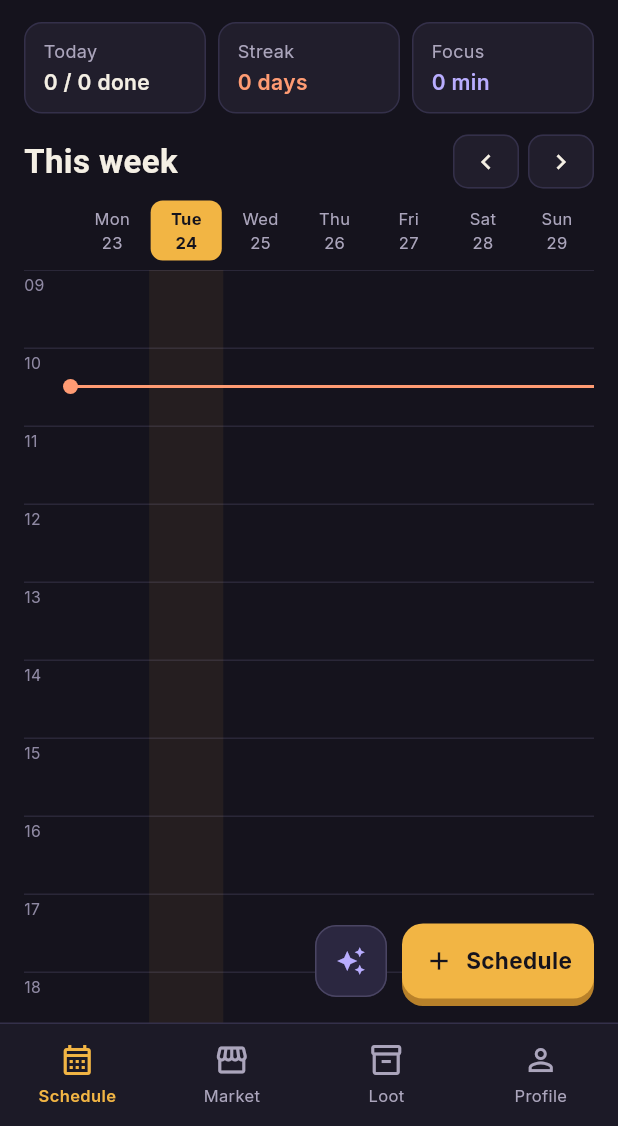
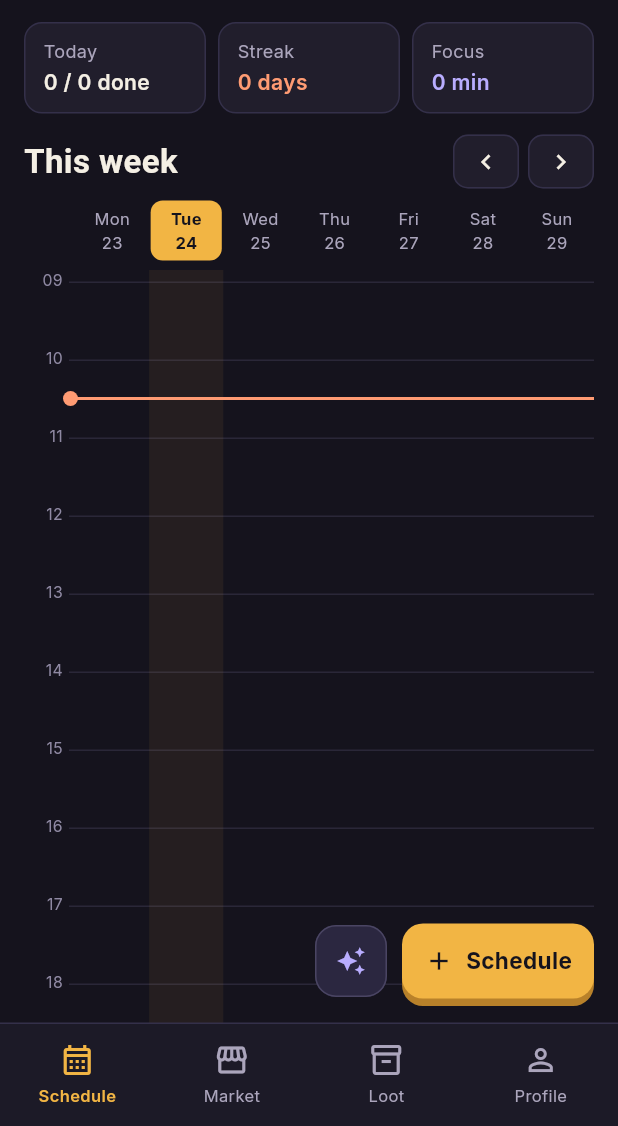
Before and after one commit to Excelfthn/GrindLife, a Flutter app: the screen it shows after launch, on a phone screen of 412 x 824 dp, the part 110-1236 px from its top. Run offline on Flutter 3.47's test engine with Material 3 defaults, Android fonts, the phone set to English and light mode, and no system bars; our stand-ins replace google_fonts, shared_preferences; Roboto replaces fonts that are missing (Pixelify Sans).

Commit message:
Limit schedule grid to 05:00-23:00 and align hour labels to grid lines
Co-Authored-By: Claude Opus 5.5 <noreply@anthropic.com>
Claude-Session: https://claude.ai/code/session_01ChAdbkS3QX2vSQ5F6qU3pj

```diff
--- a/lib/screens/editor.dart
+++ b/lib/screens/editor.dart
@@ -97,7 +97,7 @@ class _EditorDialogState extends State<_EditorDialog> {
       if (start) {
         final d = _duration == 0 ? 60 : _duration;
         _start = m;
-        _end = (m + d).clamp(0, 24 * 60).toInt();
+        _end = (m + d).clamp(0, 23 * 60).toInt();
       } else {
         _end = m == 0 ? 24 * 60 : m;
       }
@@ -126,6 +126,7 @@ class _EditorDialogState extends State<_EditorDialog> {
     final title = _title.text.trim();
     if (title.isEmpty) return setState(() => _error = 'Give the activity a name.');
     if (_end <= _start) return setState(() => _error = 'End time must be after start time.');
+    if (_start < 5 * 60 || _end > 23 * 60) return setState(() => _error = 'Schedules run between 05:00 and 23:00.');
     if ((_rec.type == 'daily' || _rec.type == 'weekly') && _rec.weekdays.isEmpty) {
       return setState(() => _error = 'Pick at least one day.');
     }
--- a/lib/screens/home.dart
+++ b/lib/screens/home.dart
@@ -9,7 +9,7 @@ import 'detail.dart';
 import 'editor.dart';
 
 const _firstHour = 5;
-const _lastHour = 24;
+const _lastHour = 23;
 const _hourH = 52.0;
 const _timeCol = 34.0;
 
@@ -278,17 +278,22 @@ class _WeekGrid extends StatelessWidget {
     double y(int minutes) => ((minutes - _firstHour * 60) / 60 * _hourH).clamp(0, hours * _hourH).toDouble();
 
     final children = <Widget>[];
-    for (var h = 0; h < hours; h++) {
+    for (var h = 0; h <= hours; h++) {
       children.add(Positioned(
         top: h * _hourH,
+        left: _timeCol - 4,
+        right: 0,
+        child: Container(height: 1, color: C.grid),
+      ));
+      children.add(Positioned(
+        top: h * _hourH - 7,
         left: 0,
-        right: 0,
-        child: Container(
-          height: _hourH,
-          decoration: const BoxDecoration(border: Border(top: BorderSide(color: C.grid))),
-          alignment: Alignment.topLeft,
-          padding: const EdgeInsets.only(top: 2),
-          child: Text((h + _firstHour).toString().padLeft(2, '0'), style: const TextStyle(fontSize: 10.5, color: C.faint)),
+        width: _timeCol - 8,
+        child: Text(
+          (h + _firstHour).toString().padLeft(2, '0'),
+          textAlign: TextAlign.right,
+          maxLines: 1,
+          style: const TextStyle(fontSize: 10.5, height: 1.2, color: C.faint),
         ),
       ));
     }
@@ -344,6 +349,9 @@ class _WeekGrid extends StatelessWidget {
         child: Container(width: 10, height: 10, decoration: const BoxDecoration(color: C.coral, shape: BoxShape.circle)),
       ));
     }
-    return SizedBox(height: hours * _hourH, width: width, child: Stack(clipBehavior: Clip.none, children: children));
+    return Padding(
+      padding: const EdgeInsets.only(top: 8, bottom: 8),
+      child: SizedBox(height: hours * _hourH, width: width, child: Stack(clipBehavior: Clip.none, children: children)),
+    );
   }
 }
```
